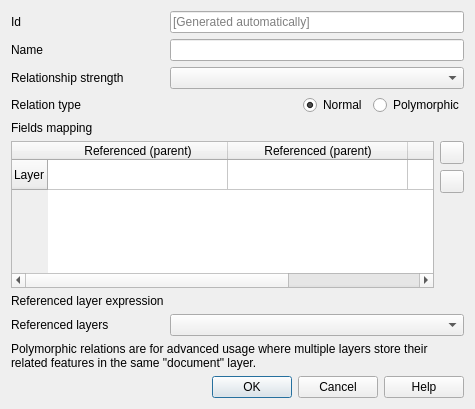
Old version of the form src/ui/qgsrelationmanageradddialogbase.ui in the repository suricactus/QGIS.
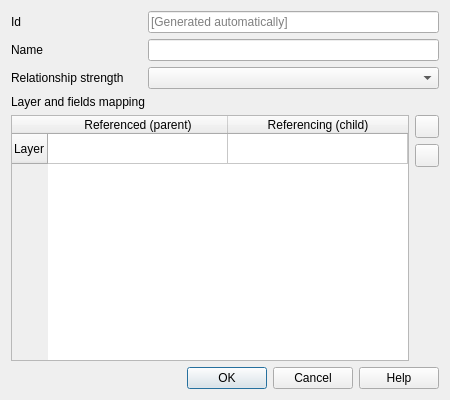
New version of the form. Icons and pictures are not drawn. Custom widgets are drawn as their Qt base class.

What changed in the file:
```diff
--- a/src/ui/qgsrelationmanageradddialogbase.ui
+++ b/src/ui/qgsrelationmanageradddialogbase.ui
@@ -6,54 +6,22 @@
    <rect>
     <x>0</x>
     <y>0</y>
-    <width>475</width>
-    <height>409</height>
+    <width>450</width>
+    <height>400</height>
    </rect>
   </property>
   <property name="windowTitle">
    <string>Form</string>
   </property>
   <layout class="QGridLayout" name="gridLayout" columnstretch="1,2,0">
-   <item row="6" column="2">
-    <layout class="QVBoxLayout" name="mFieldsMappingButtonsVBoxLayout">
-     <item>
-      <widget class="QToolButton" name="mFieldsMappingAddButton">
-       <property name="toolTip">
-        <string>Add new field pair as part of a composite foreign key</string>
-       </property>
-       <property name="icon">
-        <iconset theme="add">
-         <normaloff>.</normaloff>.</iconset>
-       </property>
-      </widget>
-     </item>
-     <item>
-      <widget class="QToolButton" name="mFieldsMappingRemoveButton">
-       <property name="toolTip">
-        <string>Remove the select or last pair of fields</string>
-       </property>
-       <property name="icon">
-        <iconset theme="remove">
-         <normaloff>.</normaloff>.</iconset>
-       </property>
-      </widget>
-     </item>
-     <item>
-      <spacer name="mFieldsMappingVSpacer">
-       <property name="orientation">
-        <enum>Qt::Vertical</enum>
-       </property>
-       <property name="sizeHint" stdset="0">
-        <size>
-         <width>20</width>
-         <height>40</height>
-        </size>
-       </property>
-      </spacer>
-     </item>
-    </layout>
+   <item row="3" column="0">
+    <widget class="QLabel" name="mRelationStrengthLabel">
+     <property name="text">
+      <string>Relationship strength</string>
+     </property>
+    </widget>
    </item>
-   <item row="6" column="0" colspan="2">
+   <item row="5" column="0" colspan="2">
     <widget class="QTableWidget" name="mFieldsMappingTable">
      <property name="selectionBehavior">
       <enum>QAbstractItemView::SelectRows</enum>
@@ -77,11 +45,6 @@
        <string comment="static relations">Referenced (parent)</string>
       </property>
      </column>
-     <column>
-      <property name="text">
-       <string comment="polymorphic relations">Referenced (parent)</string>
-      </property>
-     </column>
      <column>
       <property name="text">
        <string>Referencing (child)</string>
@@ -89,13 +52,6 @@
      </column>
     </widget>
    </item>
-   <item row="7" column="0">
-    <widget class="QLabel" name="mReferencedLayerExpressionLabel">
-     <property name="text">
-      <string>Referenced layer expression</string>
-     </property>
-    </widget>
-   </item>
    <item row="0" column="0">
     <widget class="QLabel" name="mIdLabel">
      <property name="text">
@@ -110,7 +66,7 @@
      </property>
     </widget>
    </item>
-   <item row="11" column="0" colspan="3">
+   <item row="7" column="0" colspan="3">
     <widget class="QDialogButtonBox" name="mButtonBox">
      <property name="standardButtons">
       <set>QDialogButtonBox::Cancel|QDialogButtonBox::Help|QDialogButtonBox::Ok</set>
@@ -130,98 +86,54 @@
    <item row="1" column="1" colspan="2">
     <widget class="QLineEdit" name="mNameLineEdit"/>
    </item>
-   <item row="5" column="0">
+   <item row="4" column="0" colspan="2">
     <widget class="QLabel" name="mFieldsMappingLabel">
      <property name="text">
-      <string>Fields mapping</string>
+      <string>Layer and fields mapping</string>
      </property>
     </widget>
    </item>
-   <item row="7" column="1" colspan="2">
-    <widget class="QgsFieldExpressionWidget" name="mReferencedLayerExpressionWidget"/>
-   </item>
-   <item row="3" column="0">
-    <widget class="QLabel" name="mRelationStrengthLabel">
-     <property name="text">
-      <string>Relationship strength</string>
-     </property>
-    </widget>
-   </item>
-   <item row="4" column="0">
-    <widget class="QLabel" name="mTypeLabel">
-     <property name="text">
-      <string>Relation type</string>
-     </property>
-    </widget>
-   </item>
-   <item row="4" column="1" colspan="2">
-    <layout class="QHBoxLayout" name="mTypeHLayout">
+   <item row="5" column="2">
+    <layout class="QVBoxLayout" name="mFieldsMappingButtonsVBoxLayout">
      <item>
-      <spacer name="mTypeHSpacer">
+      <widget class="QToolButton" name="mFieldsMappingAddButton">
+       <property name="toolTip">
+        <string>Add new field pair as part of a composite foreign key</string>
+       </property>
+       <property name="icon">
+        <iconset theme="add">
+         <normaloff>../../../../../../.designer/backup</normaloff>../../../../../../.designer/backup</iconset>
+       </property>
+      </widget>
+     </item>
+     <item>
+      <widget class="QToolButton" name="mFieldsMappingRemoveButton">
+       <property name="toolTip">
+        <string>Remove the select or last pair of fields</string>
+       </property>
+       <property name="icon">
+        <iconset theme="remove">
+         <normaloff>../../../../../../.designer/backup</normaloff>../../../../../../.designer/backup</iconset>
+       </property>
+      </widget>
+     </item>
+     <item>
+      <spacer name="mFieldsMappingVSpacer">
        <property name="orientation">
-        <enum>Qt::Horizontal</enum>
+        <enum>Qt::Vertical</enum>
        </property>
        <property name="sizeHint" stdset="0">
         <size>
-         <width>40</width>
-         <height>20</height>
+         <width>20</width>
+         <height>40</height>
         </size>
        </property>
       </spacer>
      </item>
-     <item>
-      <widget class="QRadioButton" name="mNormalTypeRadioButton">
-       <property name="text">
-        <string>Normal</string>
-       </property>
-       <property name="checked">
-        <bool>true</bool>
-       </property>
-      </widget>
-     </item>
-     <item>
-      <widget class="QRadioButton" name="mPolymorphicTypeRadioButton">
-       <property name="text">
-        <string>Polymorphic</string>
-       </property>
-      </widget>
-     </item>
     </layout>
    </item>
-   <item row="8" column="1" colspan="2">
-    <widget class="QgsCheckableComboBox" name="mComboBox"/>
-   </item>
-   <item row="8" column="0">
-    <widget class="QLabel" name="mReferencedLayersLabel">
-     <property name="text">
-      <string>Referenced layers</string>
-     </property>
-    </widget>
-   </item>
-   <item row="9" column="0" colspan="3">
-    <widget class="QLabel" name="mPolymorphicRelationHelpLabel">
-     <property name="text">
-      <string>Polymorphic relations are for advanced usage where multiple layers store their related features in the same &quot;document&quot; layer.</string>
-     </property>
-     <property name="wordWrap">
-      <bool>true</bool>
-     </property>
-    </widget>
-   </item>
   </layout>
  </widget>
- <customwidgets>
-  <customwidget>
-   <class>QgsCheckableComboBox</class>
-   <extends>QComboBox</extends>
-   <header>qgscheckablecombobox.h</header>
-  </customwidget>
-  <customwidget>
-   <class>QgsFieldExpressionWidget</class>
-   <extends>QWidget</extends>
-   <header>qgsfieldexpressionwidget.h</header>
-  </customwidget>
- </customwidgets>
  <resources/>
  <connections/>
 </ui>
```
Left out of the diff: 20 changed lines with no effect on the pictures.
